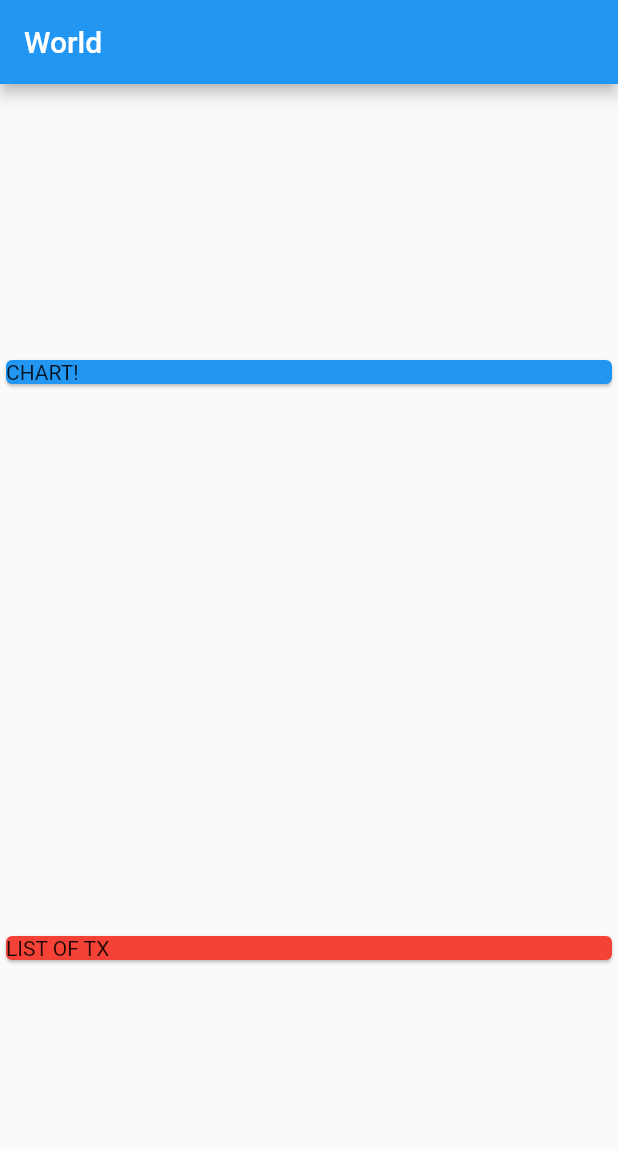
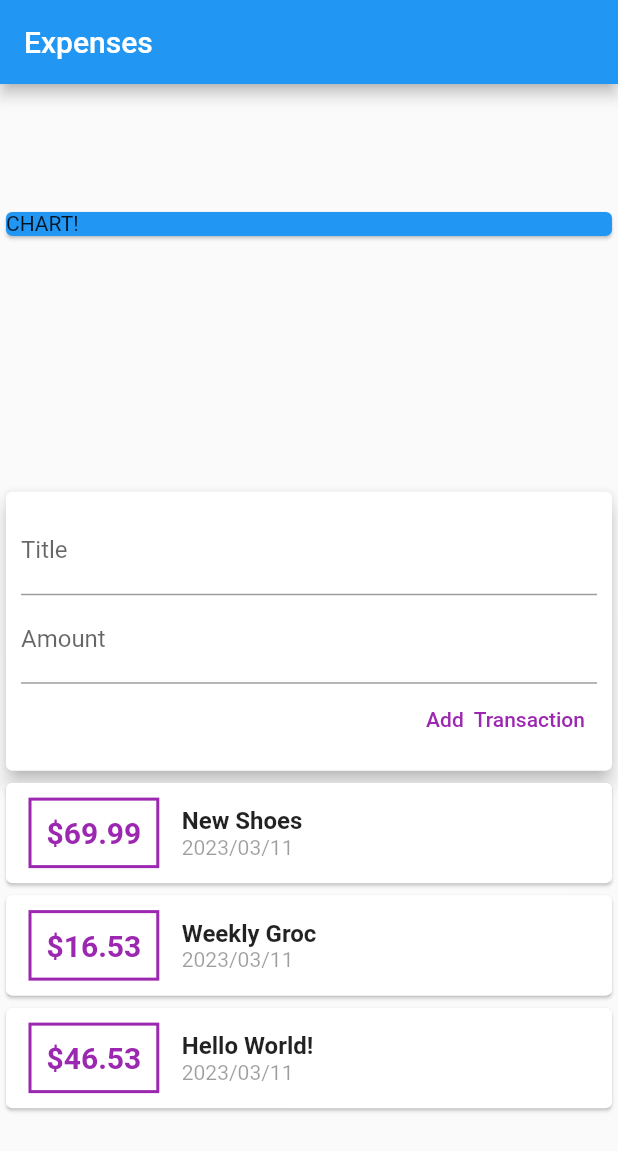
Before and after one commit to rudranshrocks7/Delete, a Flutter app: the screen it shows after launch, on a phone screen of 412 x 824 dp. Shown: the top 1151 px of the screen. Run offline on Flutter 3.47's test engine with Material 2 defaults, Android fonts, the light colour scheme and no system bars.

Commit message:
Can add new transaction

```diff
--- a/lib/main.dart
+++ b/lib/main.dart
@@ -1,38 +1,33 @@
 import 'package:flutter/material.dart';
-import 'package:trial2/transaction.dart';
+import './widgets/user_transaction.dart';
+
+
 
 void main() {
-  runApp(MyApp());
+  runApp(const MyApp());
 }
 
 class MyApp extends StatelessWidget {
+  const MyApp({super.key});
   @override
-  final List<Transaction> transactions = [
-    Transaction(id: 't1', title: 'New Shoes', amount: 69.99, date: DateTime.now()),
-    Transaction(id: 't2', title: 'Weekly Groc', amount: 16.53, date: DateTime.now()),
-    Transaction(id: 't3', title: 'Hello World!', amount: 46.53, date: DateTime.now()),
-  ];
-  Widget build(BuildContext ctx) {
+  Widget build(BuildContext context) {
     return MaterialApp(
-      title: "Hello",
+      title: "Expenses",
       home: Scaffold(
-        appBar: AppBar(title: Text("World")),
+        appBar: AppBar(title: const Text("Expenses")),
         body: Column(
           mainAxisAlignment: MainAxisAlignment.spaceAround,
           crossAxisAlignment: CrossAxisAlignment.stretch,
           // mainAxisSize: MainAxisSize.max,
-          children: [
-            Container(
+          children: const [
+            SizedBox(
               width: double.infinity,
               child: Card(
                 color: Colors.blue,
                 child: Text('CHART!'),
               ),
             ),
-            Card(
-              color: Colors.red,
-              child: Text('LIST OF TX'),
-            ),
+            UserTransaction(),
           ],
         ),
       ),
--- /dev/null
+++ b/lib/widgets/new_transaction.dart
@@ -0,0 +1,42 @@
+import 'package:flutter/material.dart';
+
+class NewTransaction extends StatelessWidget {
+  final Function addTx;
+  final titleController = TextEditingController();
+  final amountController = TextEditingController();
+  NewTransaction(this.addTx);
+
+  @override
+  Widget build(BuildContext context) {
+    return Card(
+      elevation: 5,
+      child: Padding(
+        padding: const EdgeInsets.all(10.0),
+        child: Column(
+          crossAxisAlignment: CrossAxisAlignment.end,
+          children: [
+            TextField(
+              decoration: const InputDecoration(labelText: 'Title'),
+              controller: titleController,
+              // onChanged: (val) => titleInput = val,
+            ),
+            TextField(
+              decoration: const InputDecoration(labelText: 'Amount'),
+              controller: amountController,
+              // onChanged: (val) => amountInput = val,
+            ),
+            TextButton(
+              onPressed: (){
+                addTx(titleController.text, double.parse(amountController.text));
+              },
+              style: ButtonStyle(
+                  foregroundColor: MaterialStateProperty.all(Colors.purple)
+              ),
+              child: const Text('Add  Transaction'),
+            ),
+          ],
+        ),
+      ),
+    );
+  }
+}
--- /dev/null
+++ b/lib/widgets/transaction_list.dart
@@ -0,0 +1,56 @@
+import 'package:flutter/material.dart';
+import '../models/transaction.dart';
+import 'package:intl/intl.dart';
+
+class TransactionList extends StatelessWidget {
+  List<Transaction> transactions;
+  TransactionList(this.transactions);
+  @override
+  Widget build(BuildContext context) {
+    return Column(
+      children: transactions.map((tx){
+        return Card(
+          child: Row(
+            children: [
+              Container(
+                margin: const EdgeInsets.symmetric(
+                  vertical: 10,
+                  horizontal: 15,
+                ),
+                decoration: BoxDecoration(border: Border.all(color: Colors.purple, width: 2,)),
+                padding: const EdgeInsets.all(10),
+                child: Text(
+                  '\$${tx.amount}', // String Interpolation
+                  style: const TextStyle(
+                    fontWeight: FontWeight.bold,
+                    fontSize: 20,
+                    color: Colors.purple,
+                  ),
+                ),
+              ),
+              Column(
+                crossAxisAlignment: CrossAxisAlignment.start,
+                children: [
+                  Text(
+                    tx.title,
+                    style: const TextStyle(
+                      fontWeight: FontWeight.bold,
+                      fontSize: 16,
+                    ),
+                  ),
+                  Text(
+                    DateFormat('yyyy/MM/dd').format(tx.date),
+                    style: const TextStyle(
+                      // fontSize: 12,
+                        color: Colors.black38
+                    ),
+                  ),
+                ],
+              ),
+            ],
+          ),
+        );
+      }).toList(),
+    );
+  }
+}
--- /dev/null
+++ b/lib/widgets/user_transaction.dart
@@ -0,0 +1,36 @@
+import 'package:flutter/material.dart';
+import 'package:trial2/widgets/new_transaction.dart';
+import 'package:trial2/widgets/transaction_list.dart';
+import '../models/transaction.dart';
+
+class UserTransaction extends StatefulWidget {
+  const UserTransaction({Key? key}) : super(key: key);
+
+  @override
+  State<UserTransaction> createState() => _UserTransactionState();
+}
+
+class _UserTransactionState extends State<UserTransaction> {
+  final List<Transaction> _userTransaction = [
+    Transaction(id: 't1', title: 'New Shoes', amount: 69.99, date: DateTime.now()),
+    Transaction(id: 't2', title: 'Weekly Groc', amount: 16.53, date: DateTime.now()),
+    Transaction(id: 't3', title: 'Hello World!', amount: 46.53, date: DateTime.now()),
+  ];
+
+  void _addNewTransaction(String txTitle, double txAmount){
+    final newTx = Transaction(title: txTitle, amount: txAmount, date: DateTime.now(), id: DateTime.now().toString());
+    setState(() {
+      _userTransaction.add(newTx);
+    });
+  }
+
+  @override
+  Widget build(BuildContext context) {
+    return Column(
+      children: [
+        NewTransaction(_addNewTransaction),
+        TransactionList(_userTransaction),
+      ],
+    );
+  }
+}
--- a/pubspec.yaml
+++ b/pubspec.yaml
@@ -30,6 +30,7 @@ environment:
 dependencies:
   flutter:
     sdk: flutter
+  intl: ^0.18.0
 
 
   # The following adds the Cupertino Icons font to your application.
```
Also changed, not shown: lib/models/transaction.dart (renamed from lib/transaction.dart), pubspec.lock.
